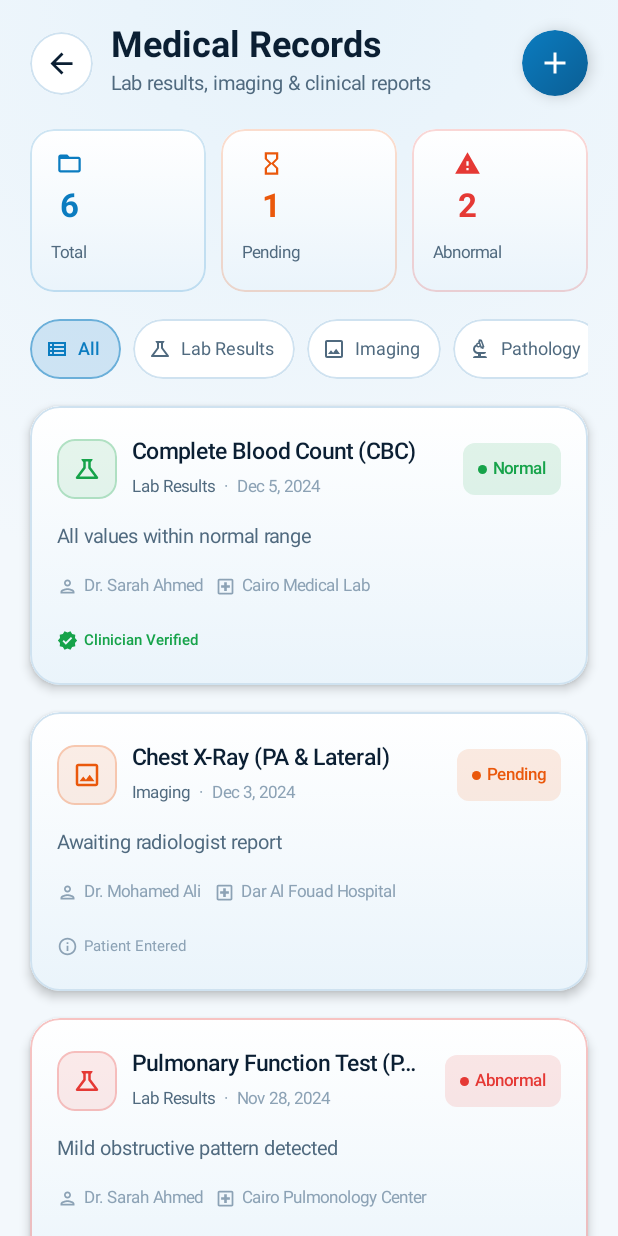
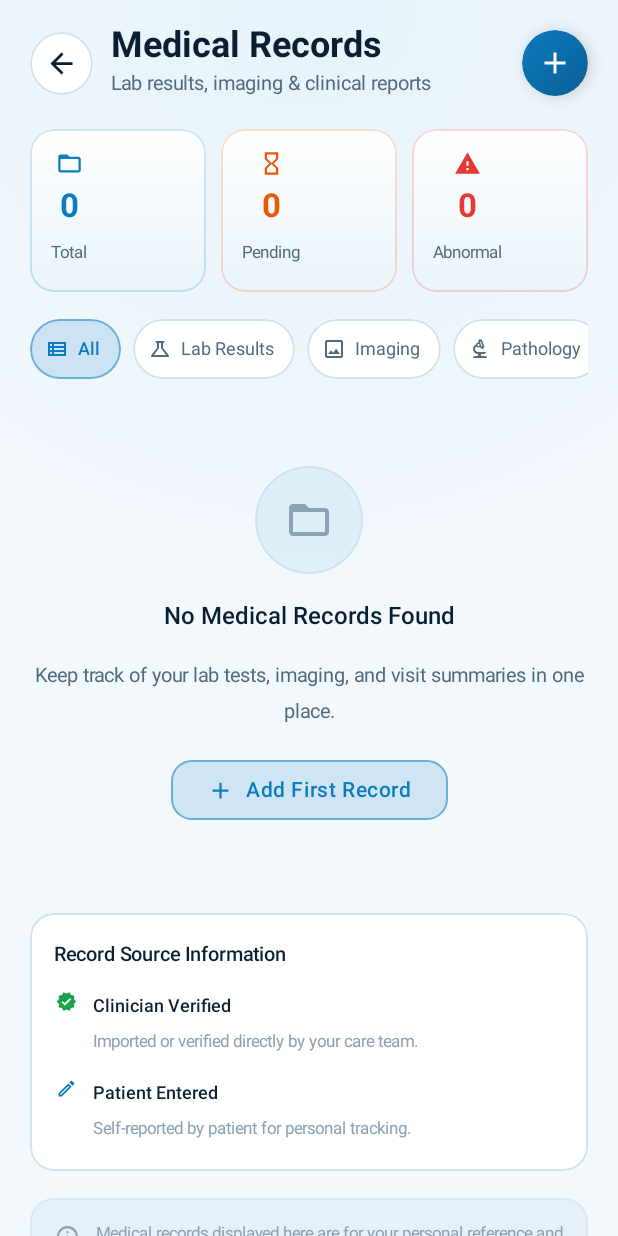
Before and after one commit to Moaz221/STELLARIS, an Android app built with Jetpack Compose: the composable MedicalRecordsScreen shown on its own in the app's theme, on a phone screen of 412 x 824 dp. Run offline under Robolectric (Android 15) with nearby library versions, the phone set to English and light mode, and no system bars; our stand-ins replace Firebase (no records; nobody signed in at launch, a user with empty details on screens opened directly), Room's generated code; pictures from the network do not load; 1 statement that could not run was skipped.

Commit message:
Persist symptoms, records and doctor questions in Room; remove remaining demo records

```diff
--- a/app/src/main/java/com/example/myapplication/MainActivity.kt
+++ b/app/src/main/java/com/example/myapplication/MainActivity.kt
@@ -9,6 +9,7 @@ import com.example.myapplication.presentation.navigation.StellarisNavGraph
 class MainActivity : AppCompatActivity() {
     override fun onCreate(savedInstanceState: Bundle?) {
         super.onCreate(savedInstanceState)
+        com.example.myapplication.data.local.AppStore.init(applicationContext)
         enableEdgeToEdge()
         setContent {
             StellarisNavGraph()
--- a/app/src/main/java/com/example/myapplication/presentation/records/MedicalRecordsViewModel.kt
+++ b/app/src/main/java/com/example/myapplication/presentation/records/MedicalRecordsViewModel.kt
@@ -1,6 +1,9 @@
 package com.example.myapplication.presentation.records
 
 import androidx.lifecycle.ViewModel
+import androidx.lifecycle.viewModelScope
+import com.example.myapplication.data.local.AppStore
+import kotlinx.coroutines.launch
 import com.example.myapplication.presentation.home.JourneyType
 import kotlinx.coroutines.flow.MutableStateFlow
 import kotlinx.coroutines.flow.StateFlow
@@ -10,6 +13,7 @@ import java.util.UUID
 // ---------------------------------------------------------------------------
 // Data Models
 // ---------------------------------------------------------------------------
+@kotlinx.serialization.Serializable
 enum class RecordType(val label: String, val labelAr: String) {
     LAB("Lab Results", "تحاليل"),
     IMAGING("Imaging", "أشعة"),
@@ -19,14 +23,17 @@ enum class RecordType(val label: String, val labelAr: String) {
     PRESCRIPTION("Prescription", "روشتة")
 }
 
+@kotlinx.serialization.Serializable
 enum class RecordStatus {
     NORMAL, ABNORMAL, PENDING, UNKNOWN
 }
 
+@kotlinx.serialization.Serializable
 enum class RecordSource {
     PATIENT_ENTERED, CLINICIAN_PROVIDED, IMPORTED
 }
 
+@kotlinx.serialization.Serializable
 data class MedicalRecord(
     val id: String = UUID.randomUUID().toString(),
     val title: String,
@@ -43,6 +50,7 @@ data class MedicalRecord(
     val verificationStatus: String = "UNVERIFIED"
 )
 
+@kotlinx.serialization.Serializable
 data class LabValue(
     val name: String,
     val result: String,
@@ -159,106 +167,22 @@ class MedicalRecordsViewModel : ViewModel() {
         else _uiState.value.records.filter { it.type == filter }
     }
 
-    private fun updateRecordsList(records: List<MedicalRecord>) {
+    private fun updateRecordsList(records: List<MedicalRecord>, persist: Boolean = true) {
         _uiState.value = _uiState.value.copy(
             records = records,
             totalCount = records.size,
             pendingCount = records.count { it.status == RecordStatus.PENDING },
             abnormalCount = records.count { it.status == RecordStatus.ABNORMAL }
         )
+        if (persist) {
+            viewModelScope.launch { AppStore.save("records", MedicalRecord.serializer(), records) }
+        }
     }
 
     private fun loadPrototypeData() {
-        val records = listOf(
-            MedicalRecord(
-                title = "Complete Blood Count (CBC)",
-                type = RecordType.LAB,
-                status = RecordStatus.NORMAL,
-                date = "Dec 5, 2024",
-                doctor = "Dr. Sarah Ahmed",
-                facility = "Cairo Medical Lab",
-                summary = "All values within normal range",
-                notes = "Fasting blood sample",
-                values = listOf(
-                    LabValue("WBC", "7.2 K/uL", "4.5–11.0", false),
-                    LabValue("RBC", "4.8 M/uL", "4.5–5.5", false),
-                    LabValue("Hemoglobin", "14.2 g/dL", "13.5–17.5", false),
-                    LabValue("Platelets", "245 K/uL", "150–400", false)
-                ),
-                isVerified = true,
-                verificationStatus = "CLINICIAN_CONFIRMED"
-            ),
-            MedicalRecord(
-                title = "Chest X-Ray (PA & Lateral)",
-                type = RecordType.IMAGING,
-                status = RecordStatus.PENDING,
-                date = "Dec 3, 2024",
-                doctor = "Dr. Mohamed Ali",
-                facility = "Dar Al Fouad Hospital",
-                summary = "Awaiting radiologist report",
-                notes = "Routine screening X-ray",
-                isVerified = false,
-                verificationStatus = "UNVERIFIED"
-            ),
-            MedicalRecord(
-                title = "Pulmonary Function Test (PFT)",
-                type = RecordType.LAB,
-                status = RecordStatus.ABNORMAL,
-                date = "Nov 28, 2024",
-                doctor = "Dr. Sarah Ahmed",
-                facility = "Cairo Pulmonology Center",
-                summary = "Mild obstructive pattern detected",
-                notes = "FEV1/FVC ratio slightly below normal",
-                values = listOf(
-                    LabValue("FEV1", "2.1 L", "2.8–3.5", true),
-                    LabValue("FVC", "3.4 L", "3.5–4.8", true),
-                    LabValue("FEV1/FVC", "62%", ">70%", true),
-                    LabValue("DLCO", "78%", ">75%", false)
-                ),
-                isVerified = true,
-                verificationStatus = "CLINICIAN_CONFIRMED"
-            ),
-            MedicalRecord(
-                title = "Oncology Consultation",
-                type = RecordType.VISIT,
-                status = RecordStatus.UNKNOWN,
-                date = "Nov 20, 2024",
-                doctor = "Dr. Ahmed Hassan",
-                facility = "Cairo Oncology Center",
-                summary = "Initial consultation — discussed screening options",
-                notes = "Recommended LDCT screening based on risk factors",
-                isVerified = true,
-                verificationStatus = "CLINICIAN_CONFIRMED"
-            ),
-            MedicalRecord(
-                title = "CT Scan — Chest with Contrast",
-                type = RecordType.IMAGING,
-                status = RecordStatus.ABNORMAL,
-                date = "Nov 15, 2024",
-                doctor = "Dr. Mohamed Ali",
-                facility = "Dar Al Fouad Hospital",
-                summary = "Small nodule detected in right upper lobe (6mm)",
-                notes = "Follow-up CT recommended in 3 months",
-                isVerified = true,
-                verificationStatus = "CLINICIAN_CONFIRMED"
-            ),
-            MedicalRecord(
-                title = "Tumor Markers Panel",
-                type = RecordType.LAB,
-                status = RecordStatus.NORMAL,
-                date = "Nov 10, 2024",
-                doctor = "Dr. Sarah Ahmed",
-                facility = "Cairo Medical Lab",
-                summary = "All tumor markers within normal limits",
-                values = listOf(
-                    LabValue("CEA", "2.1 ng/mL", "<5.0", false),
-                    LabValue("CYFRA 21-1", "1.8 ng/mL", "<3.3", false),
-                    LabValue("NSE", "12.4 ng/mL", "<16.3", false)
-                ),
-                isVerified = true,
-                verificationStatus = "CLINICIAN_CONFIRMED"
-            )
-        )
-        updateRecordsList(records)
+        // No demo data. Load only what the user saved.
+        viewModelScope.launch {
+            updateRecordsList(AppStore.load("records", MedicalRecord.serializer()), persist = false)
+        }
     }
 }
```
Also changed, not shown: app/src/main/java/com/example/myapplication/data/local/AppStore.kt (added, +69 -0 lines), app/src/main/java/com/example/myapplication/presentation/questions/DoctorQuestionsScreen.kt (+10 -0 lines), app/src/main/java/com/example/myapplication/presentation/symptoms/SymptomTrackerViewModel.kt (+18 -1 lines), 1 other file.
